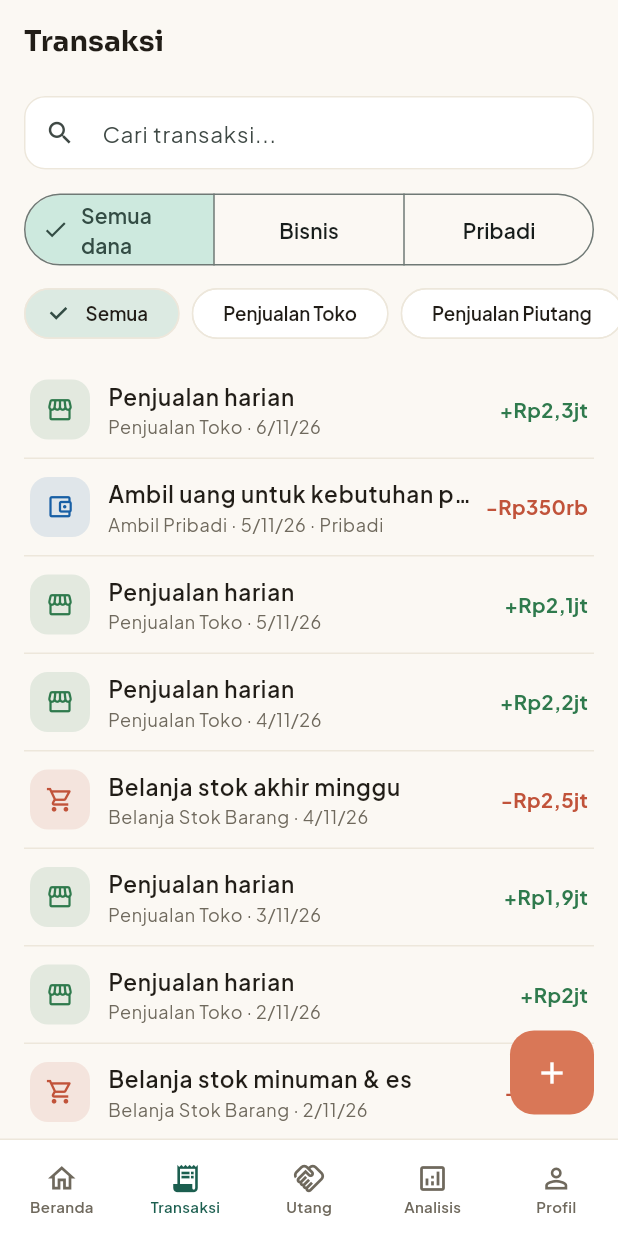
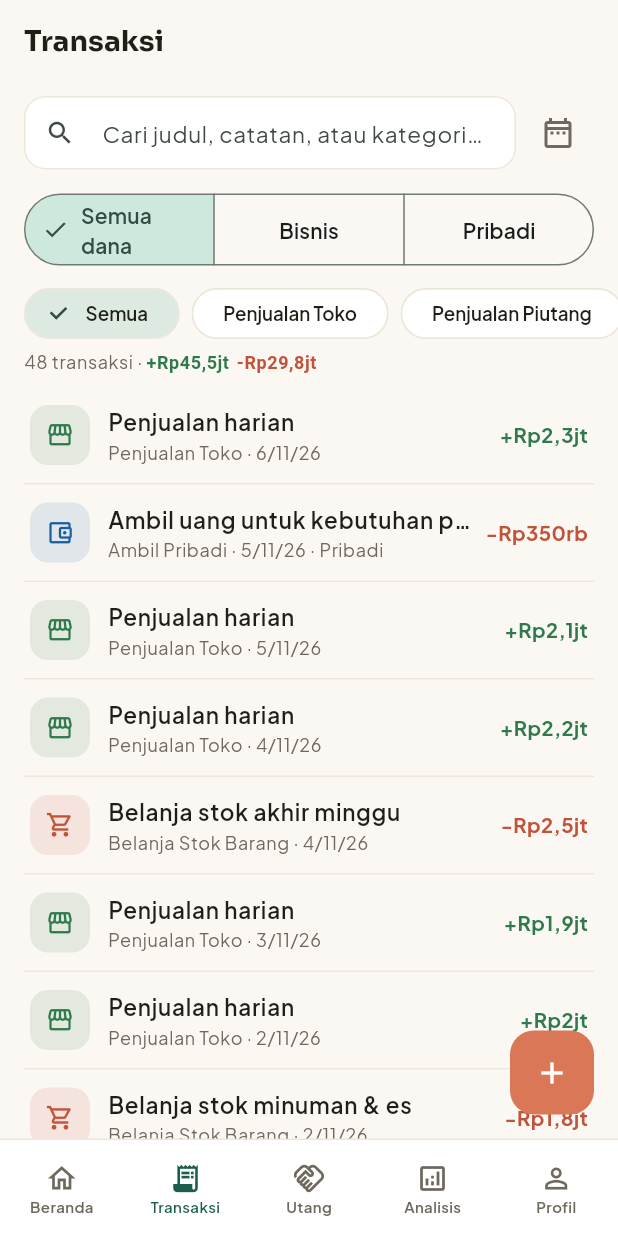
Before and after one commit to Abidalfakhri/flunds, a Flutter app: the screen it shows after launch, item 2 of the bottom bar chosen, on a phone screen of 412 x 824 dp. Run offline on Flutter 3.47's test engine with Material 3 defaults, Android fonts, the phone set to English and light mode, and no system bars; our stand-ins replace google_fonts.

Commit message:
feat: filter periode, pencarian catatan/kategori, ringkasan hasil; fix format nominal

```diff
--- a/lib/screens/transactions_list_screen.dart
+++ b/lib/screens/transactions_list_screen.dart
@@ -2,10 +2,21 @@ import 'package:flutter/material.dart';
 import '../data/app_data.dart';
 import '../models/transaction_item.dart';
 import '../theme/app_theme.dart';
+import '../utils/formatters.dart';
 import '../utils/responsive.dart';
 import '../widgets/empty_state.dart';
 import '../widgets/transaction_tile.dart';
 import 'transaction_detail_screen.dart';
+
+/// Rentang waktu yang bisa dipilih untuk menyaring daftar transaksi.
+enum _Period { all, last7, thisMonth, last30 }
+
+const _periodLabels = {
+  _Period.all: 'Semua waktu',
+  _Period.last7: '7 hari terakhir',
+  _Period.thisMonth: 'Bulan ini',
+  _Period.last30: '30 hari terakhir',
+};
 
 class TransactionsListScreen extends StatefulWidget {
   const TransactionsListScreen({super.key});
@@ -18,6 +29,7 @@ class _TransactionsListScreenState extends State<TransactionsListScreen> {
   String _categoryFilter = 'Semua';
   String _scope = 'Semua';
   String _query = '';
+  _Period _period = _Period.all;
   final _searchController = TextEditingController();
 
   @override
@@ -26,21 +38,103 @@ class _TransactionsListScreenState extends State<TransactionsListScreen> {
     super.dispose();
   }
 
-  List<TransactionItem> _apply(List<TransactionItem> items) {
+  /// True jika [date] masuk ke rentang waktu yang sedang dipilih.
+  /// Rentang bergulir (7/30 hari) dibatasi sampai hari ini, jadi transaksi
+  /// yang tanggalnya di masa depan tidak ikut terhitung.
+  bool _inPeriod(DateTime date) {
+    final now = DateTime.now();
+    final today = DateTime(now.year, now.month, now.day);
+    final day = DateTime(date.year, date.month, date.day);
+    return switch (_period) {
+      _Period.all => true,
+      _Period.thisMonth => date.year == now.year && date.month == now.month,
+      _Period.last7 => !day.isAfter(today) && !day.isBefore(DateTime(today.year, today.month, today.day - 6)),
+      _Period.last30 => !day.isAfter(today) && !day.isBefore(DateTime(today.year, today.month, today.day - 29)),
+    };
+  }
+
+  List<TransactionItem> _apply(List<TransactionItem> items, String categoryFilter) {
     var result = items;
-    if (_categoryFilter != 'Semua') {
-      result = result.where((t) => appData.categoryById(t.categoryId).name == _categoryFilter).toList();
+    if (categoryFilter != 'Semua') {
+      result = result.where((t) => appData.categoryById(t.categoryId).name == categoryFilter).toList();
     }
     if (_scope == 'Bisnis') {
       result = result.where((t) => !t.isPersonal).toList();
     } else if (_scope == 'Pribadi') {
       result = result.where((t) => t.isPersonal).toList();
     }
+    if (_period != _Period.all) {
+      result = result.where((t) => _inPeriod(t.date)).toList();
+    }
     if (_query.trim().isNotEmpty) {
       final q = _query.trim().toLowerCase();
-      result = result.where((t) => t.title.toLowerCase().contains(q)).toList();
+      result = result.where((t) {
+        final categoryName = appData.categoryById(t.categoryId).name.toLowerCase();
+        return t.title.toLowerCase().contains(q) || t.note.toLowerCase().contains(q) || categoryName.contains(q);
+      }).toList();
     }
     return result;
+  }
+
+  void _resetFilters() {
+    _searchController.clear();
+    setState(() {
+      _query = '';
+      _categoryFilter = 'Semua';
+      _scope = 'Semua';
+      _period = _Period.all;
+    });
+  }
+
+  Widget _buildSummary(BuildContext context, List<TransactionItem> filtered, bool hasActiveFilter) {
+    var income = 0;
+    var expense = 0;
+    for (final t in filtered) {
+      if (appData.categoryById(t.categoryId).isIncome) {
+        income += t.amount;
+      } else {
+        expense += t.amount;
+      }
+    }
+
+    return Padding(
+      padding: const EdgeInsets.fromLTRB(16, 0, 16, 0),
+      child: ContentBounds(
+        maxWidth: 820,
+        child: Row(
+          children: [
+            Expanded(
+              child: Text.rich(
+                TextSpan(
+                  style: Theme.of(context).textTheme.bodySmall,
+                  children: [
+                    TextSpan(text: '${filtered.length} transaksi'),
+                    if (_period != _Period.all) TextSpan(text: ' · ${_periodLabels[_period]}'),
+                    const TextSpan(text: ' · '),
+                    TextSpan(
+                      text: '+${formatRupiahCompact(income)}',
+                      style: const TextStyle(color: FlundsColors.income, fontWeight: FontWeight.w600),
+                    ),
+                    const TextSpan(text: '  '),
+                    TextSpan(
+                      text: '-${formatRupiahCompact(expense)}',
+                      style: const TextStyle(color: FlundsColors.expense, fontWeight: FontWeight.w600),
+                    ),
+                  ],
+                ),
+                maxLines: 2,
+                overflow: TextOverflow.ellipsis,
+              ),
+            ),
+            if (hasActiveFilter)
+              TextButton(
+                onPressed: _resetFilters,
+                child: const Text('Atur ulang'),
+              ),
+          ],
+        ),
+      ),
+    );
   }
 
   @override
@@ -51,7 +145,12 @@ class _TransactionsListScreenState extends State<TransactionsListScreen> {
         listenable: appData,
         builder: (context, _) {
           final categories = ['Semua', ...appData.categories.map((c) => c.name)];
-          final filtered = _apply(appData.transactions);
+          // Jika kategori yang dipilih sudah dihapus/diganti namanya, anggap
+          // filter "Semua" supaya daftar tidak kosong tanpa alasan.
+          final activeCategory = categories.contains(_categoryFilter) ? _categoryFilter : 'Semua';
+          final filtered = _apply(appData.transactions, activeCategory);
+          final hasActiveFilter =
+              activeCategory != 'Semua' || _scope != 'Semua' || _period != _Period.all || _query.trim().isNotEmpty;
 
           return Column(
             children: [
@@ -59,11 +158,14 @@ class _TransactionsListScreenState extends State<TransactionsListScreen> {
                 padding: const EdgeInsets.fromLTRB(16, 8, 16, 4),
                 child: ContentBounds(
                   maxWidth: 820,
+                  child: Row(
+                    children: [
+                      Expanded(
                         child: TextField(
                           controller: _searchController,
                           onChanged: (v) => setState(() => _query = v),
                           decoration: InputDecoration(
-                      hintText: 'Cari transaksi...',
+                            hintText: 'Cari judul, catatan, atau kategori...',
                             prefixIcon: const Icon(Icons.search, size: 20),
                             suffixIcon: _query.isEmpty
                                 ? null
@@ -76,6 +178,23 @@ class _TransactionsListScreenState extends State<TransactionsListScreen> {
                                     },
                                   ),
                           ),
+                        ),
+                      ),
+                      const SizedBox(width: 4),
+                      PopupMenuButton<_Period>(
+                        tooltip: 'Filter periode',
+                        initialValue: _period,
+                        onSelected: (p) => setState(() => _period = p),
+                        icon: Icon(
+                          Icons.date_range_outlined,
+                          color: _period == _Period.all ? FlundsColors.textMuted : FlundsColors.primary,
+                        ),
+                        itemBuilder: (context) => [
+                          for (final entry in _periodLabels.entries)
+                            PopupMenuItem<_Period>(value: entry.key, child: Text(entry.value)),
+                        ],
+                      ),
+                    ],
                   ),
                 ),
               ),
@@ -106,7 +225,7 @@ class _TransactionsListScreenState extends State<TransactionsListScreen> {
                       scrollDirection: Axis.horizontal,
                       padding: const EdgeInsets.symmetric(horizontal: 16),
                       children: categories.map((c) {
-                        final selected = c == _categoryFilter;
+                        final selected = c == activeCategory;
                         return Padding(
                           padding: const EdgeInsets.only(right: 8),
                           child: ChoiceChip(
@@ -121,13 +240,14 @@ class _TransactionsListScreenState extends State<TransactionsListScreen> {
                   ),
                 ),
               ),
+              _buildSummary(context, filtered, hasActiveFilter),
               const SizedBox(height: 4),
               Expanded(
                 child: filtered.isEmpty
                     ? const EmptyState(
                         icon: Icons.search_off,
                         title: 'Tidak ditemukan',
-                        message: 'Coba ubah kata kunci atau filter kategori.',
+                        message: 'Coba ubah kata kunci, periode, atau filter kategori.',
                       )
                     : Center(
                         child: ConstrainedBox(
--- a/lib/utils/formatters.dart
+++ b/lib/utils/formatters.dart
@@ -21,7 +21,9 @@ String formatRupiahCompact(int amount) {
     result = 'Rp${_trimZero(millions)}jt';
   } else if (value >= 1000) {
     final thousands = value / 1000;
-    result = 'Rp${_trimZero(thousands)}rb';
+    final label = _trimZero(thousands);
+    // Nilai 999.950–999.999 dibulatkan jadi "1000rb"; lebih rapi ditulis "1jt".
+    result = label == '1000' ? 'Rp1jt' : 'Rp${label}rb';
   } else {
     result = 'Rp$value';
   }
@@ -72,11 +74,19 @@ String groupThousands(int value) {
 /// with the same `replaceAll(RegExp(r'[^0-9]'), '')` parsing already used
 /// across the app, so this is a drop-in visual layer with no parsing changes.
 class AmountInputFormatter extends TextInputFormatter {
+  /// Batas jumlah digit (maks. 999 miliar). Tanpa batas ini, mengetik/menempel
+  /// angka yang terlalu panjang membuat `int.parse` melempar FormatException
+  /// dan aplikasi error.
+  static const int maxDigits = 12;
+
   @override
   TextEditingValue formatEditUpdate(TextEditingValue oldValue, TextEditingValue newValue) {
     final digitsOnly = newValue.text.replaceAll(RegExp(r'[^0-9]'), '');
     if (digitsOnly.isEmpty) {
       return const TextEditingValue(text: '');
+    }
+    if (digitsOnly.length > maxDigits) {
+      return oldValue;
     }
     final formatted = groupThousands(int.parse(digitsOnly));
     return TextEditingValue(
```
Lines whose indentation alone changed are shown as unchanged.
